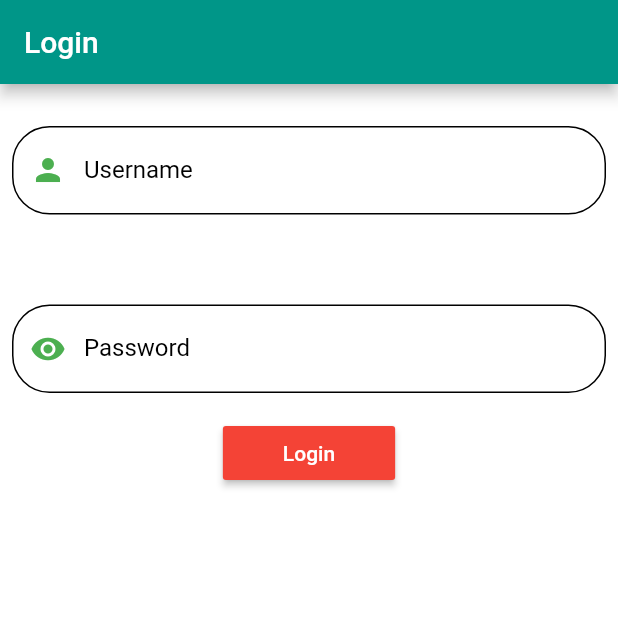
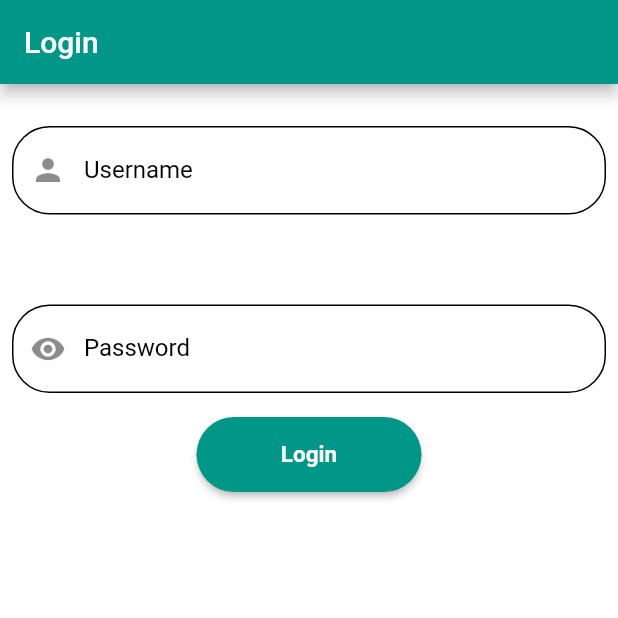
Before and after one commit to HeinKhantZaw/OnlineRegistration, a Flutter app: the screen it shows after launch, on a phone screen of 412 x 824 dp, the top half of it. Run offline on Flutter 3.47's test engine with Material 2 defaults, Android fonts, the phone set to English and light mode, and no system bars; our stand-ins replace flutter_colorpicker, rxdart, shared_preferences; Roboto replaces fonts that are missing (Poppins).

Commit message:
commit by hkz

```diff
--- a/lib/main.dart
+++ b/lib/main.dart
@@ -1,5 +1,7 @@
 import 'dart:async';
 import 'dart:convert';
+import 'package:flutter_app/model/raised_button.dart';
+
 import 'ThemeData.dart';
 import 'package:flutter/material.dart';
 import 'package:http/http.dart' as http;
@@ -124,7 +126,6 @@ class _MyHomePageState extends State<MyHomePage> {
                   labelText: "Username",
                   prefixIcon: const Icon(
                     Icons.person,
-                    color: Colors.green,
                   ),
                   fillColor: Colors.black,
                   border: new OutlineInputBorder(
@@ -155,7 +156,6 @@ class _MyHomePageState extends State<MyHomePage> {
                   labelText: "Password",
                   prefixIcon: const Icon(
                     Icons.remove_red_eye,
-                    color: Colors.green,
                   ),
                   fillColor: Colors.black,
                   border: new OutlineInputBorder(
@@ -175,17 +175,13 @@ class _MyHomePageState extends State<MyHomePage> {
 //                child: Text('Hello World!'),
               ),
 
-              RaisedButton(
-                child: Text("Login"),
-
-//                color: Colors.transparent,
+              KRaisedButton(
+                radius: 30.0,
+                color: Colors.teal,
+                text: 'Login',
                 textColor: Colors.white,
-                color: Colors.red,
-//                padding: const EdgeInsets.all(10.0),
-                padding: EdgeInsets.fromLTRB(40, 10, 40, 10),
-                onPressed: () {
-                  _login();
-                },
+                textFontWeight: FontWeight.bold,
+                onPressed: _login,
               ),
 
               Text(
--- a/lib/model/Form1.dart
+++ b/lib/model/Form1.dart
@@ -1,3 +1,5 @@
+import 'dart:convert';
+
 import 'package:flutter/material.dart';
 import 'package:flutter_app/main.dart';
 import 'package:flutter_app/model/Form3.dart';
@@ -68,7 +70,7 @@ class _State extends State<Form1> {
   Widget build(BuildContext context){
   return MaterialApp(
   debugShowCheckedModeBanner: false,
-  theme: darkThemeEnabled ? buildThemeDataDark() : buildThemeData(),
+  theme: darkThemeEnabled ? ThemeData.dark() : buildThemeData(),
         home: home());
 }
   @override
@@ -592,6 +594,7 @@ class _State extends State<Form1> {
         "metriYear": metriYear.text,
         "metriDept": metriDept.text,
       });
+
       Navigator.of(context)
           .push(MaterialPageRoute<Null>(builder: (BuildContext context) {
         return new Form3();
```
Also changed, not shown: lib/ThemeData.dart (+9 -9 lines).
